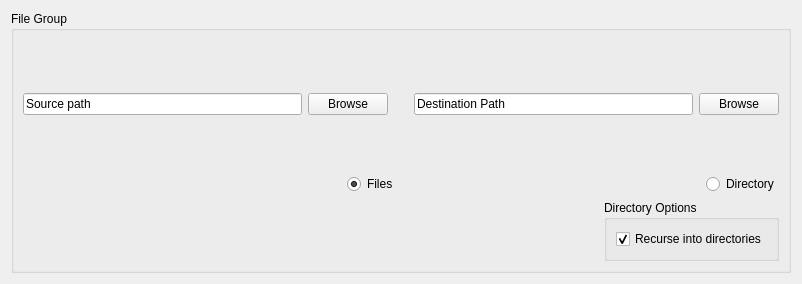
This is filebrowser.ui in dryajov/filecopier as Qt 5 draws it before an edit. The edited form follows.
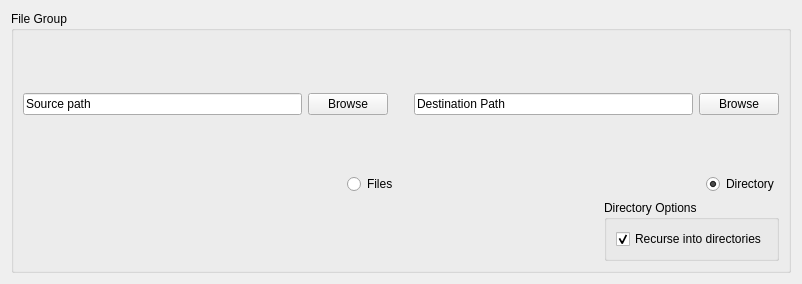
This is the edited form.

Diff of the .ui file:
```diff
--- a/filebrowser.ui
+++ b/filebrowser.ui
@@ -75,7 +75,7 @@
              <string>Files</string>
             </property>
             <property name="checked">
-             <bool>true</bool>
+             <bool>false</bool>
             </property>
            </widget>
           </item>
@@ -84,6 +84,9 @@
             <property name="text">
              <string>Directory</string>
             </property>
+            <property name="checked">
+             <bool>true</bool>
+            </property>
            </widget>
           </item>
          </layout>
```
